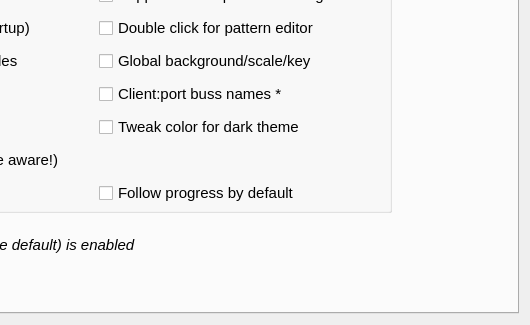
This is seq_qt5/forms/qseditoptions.ui in ahlstromcj/seq66 as Qt 5 draws it before an edit; both pictures show x 220 to 750 and y 345 to 670 of the 750 by 670 pixel window. The edited form follows.
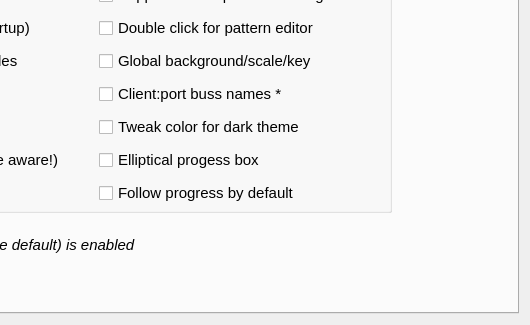
This is the edited form.

Commit message: Upgraded support for elliptical progress boxes.

Patch:
```diff
--- a/seq_qt5/forms/qseditoptions.ui
+++ b/seq_qt5/forms/qseditoptions.ui
@@ -1069,6 +1069,17 @@
            </property>
           </widget>
          </item>
+         <item row="5" column="1">
+          <widget class="QCheckBox" name="checkBoxElliptical">
+           <property name="toolTip">
+            <string>usr: [user-interface-settings] progress-box-elliptical
+If set, the grid slot progress boxes are ellipses.</string>
+           </property>
+           <property name="text">
+            <string>Elliptical progess box</string>
+           </property>
+          </widget>
+         </item>
         </layout>
        </widget>
       </widget>
```
The commit also changes 5 other files.
